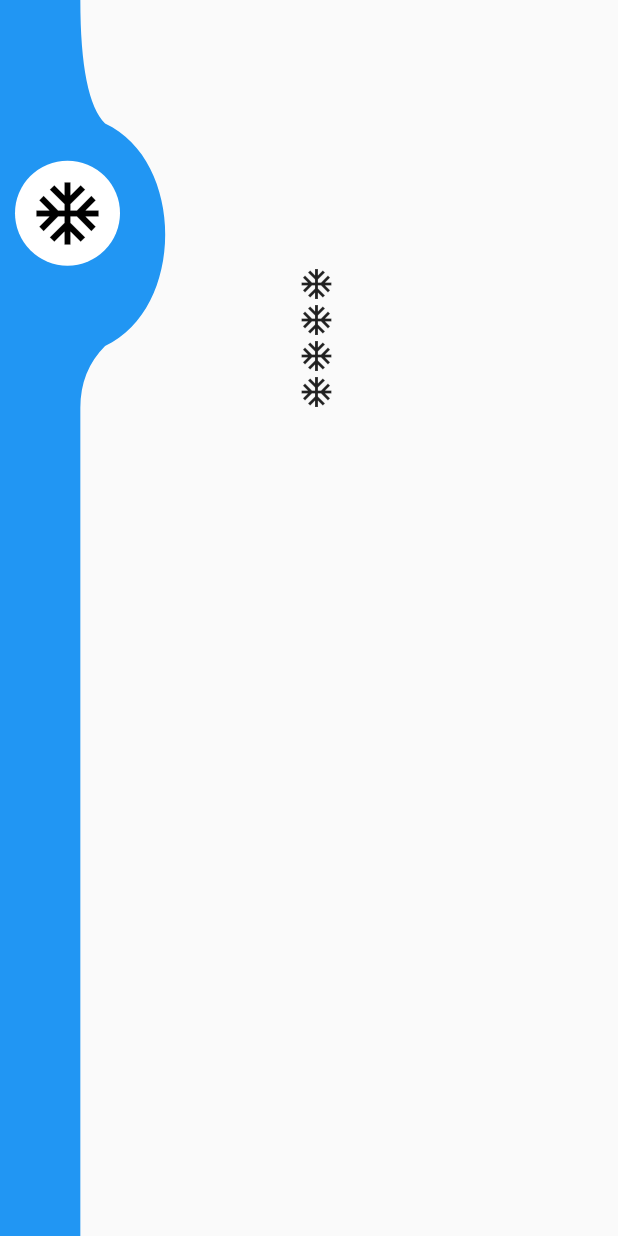
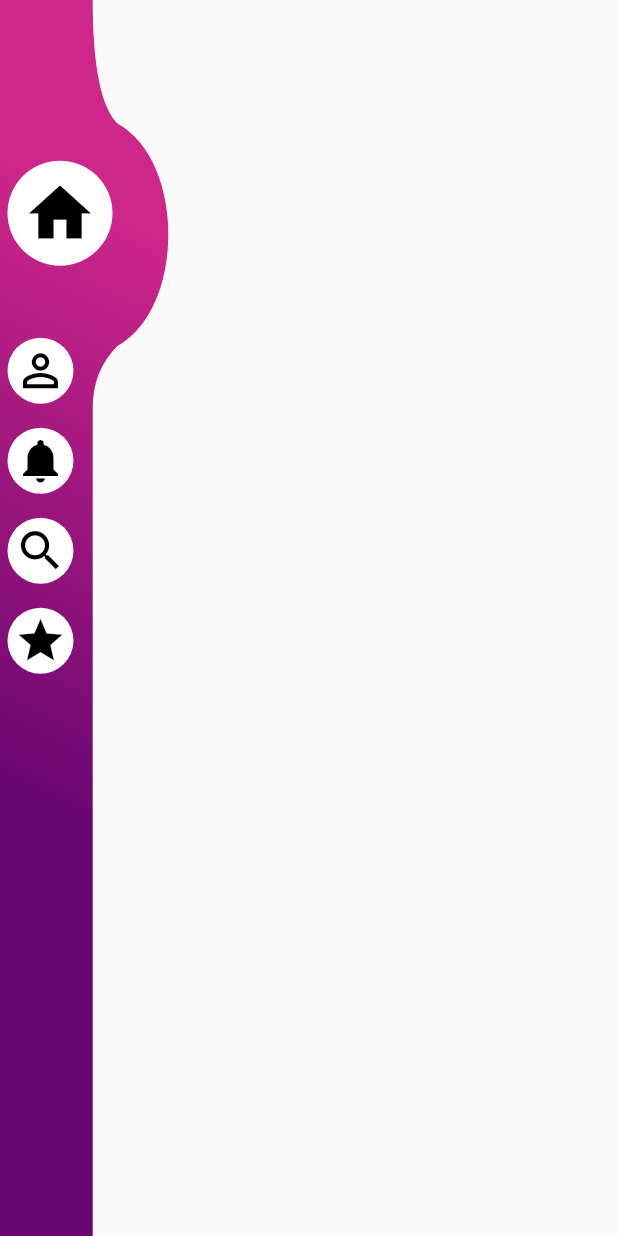
Before and after one commit to Arjupta/FlutterExamples, a Flutter app: the screen it shows after launch, on a phone screen of 412 x 824 dp. Run offline on Flutter 3.47's test engine with Material 2 defaults, Android fonts, the phone set to English and light mode, and no system bars; our stand-ins replace animated_text_kit, cloud_firestore, firebase_analytics, firebase_auth, firebase_core, flutter_spinkit and 5 more; accounts and stored records are empty.

Commit message:
Side Nav working correctly,to manage pushing screen

```diff
--- a/clip_path/lib/main.dart
+++ b/clip_path/lib/main.dart
@@ -1,3 +1,4 @@
+import 'package:clip_path/routing.dart';
 import 'package:flutter/material.dart';
 
 void main() {
@@ -24,6 +25,21 @@ class ColumnRectangle extends StatefulWidget {
 }
 
 class _ColumnRectangleState extends State<ColumnRectangle> {
+  List<SideNavRouteItem> screenList = [
+    SideNavRouteItem(icon: Icons.home, name: "Home"),
+    SideNavRouteItem(icon: Icons.person_outline, name: "Profile"),
+    SideNavRouteItem(icon: Icons.notifications, name: "Notification"),
+    SideNavRouteItem(icon: Icons.search, name: "Search"),
+    SideNavRouteItem(icon: Icons.star, name: "Favourite"),
+  ];
+  SideNavRouteItem selected;
+
+  @override
+  void initState() {
+    super.initState();
+    selected = screenList.first;
+  }
+
   @override
   Widget build(BuildContext context) {
     return Scaffold(
@@ -31,15 +47,13 @@ class _ColumnRectangleState extends State<ColumnRectangle> {
         child: Stack(
           children: [
             CustomPaint(
-              size: Size(
-                  double.infinity,
-                  double
-                      .infinity), //You can Replace this with your desired WIDTH and HEIGHT
+              size: Size(double.infinity, double.infinity),
               painter: SideNavPainter(),
             ),
             Container(
+              width: MediaQuery.of(context).size.width * 0.3,
               margin: EdgeInsets.only(
-                    top: MediaQuery.of(context).size.height * 0.13, left: 10),
+                  top: MediaQuery.of(context).size.height * 0.13, left: 5),
               child: Column(
                 crossAxisAlignment: CrossAxisAlignment.start,
                 children: [
@@ -47,22 +61,65 @@ class _ColumnRectangleState extends State<ColumnRectangle> {
                     backgroundColor: Colors.white,
                     radius: 35,
                     child: Icon(
-                        Icons.ac_unit,
+                      selected.icon,
                       size: 50,
                       color: Colors.black,
                     ),
                   ),
-                    Expanded(
+                  SizedBox(height: 40),
+                  Flexible(
                     child: ListView.builder(
                       itemBuilder: (context, index) {
-                          return Icon(Icons.ac_unit_outlined);
+                        if (selected.key != screenList.elementAt(index).key)
+                          return Padding(
+                            padding: EdgeInsets.symmetric(vertical: 8.0),
+                            child: Align(
+                              alignment: Alignment.centerLeft,
+                              child: NavBarTile(
+                                screen: screenList.elementAt(index),
+                                onTap: () {
+                                  selected = screenList.elementAt(index);
+                                  setState(() {});
                                 },
-                        itemCount: 4,
+                              ),
+                            ),
+                          );
+                        else
+                          return SizedBox();
+                      },
+                      itemCount: screenList.length,
+                    ),
+                  ),
+                ],
               ),
             )
           ],
-                ))
-          ],
+        ),
+      ),
+    );
+  }
+}
+
+class NavBarTile extends StatefulWidget {
+  final Function onTap;
+  final SideNavRouteItem screen;
+  NavBarTile({this.onTap, this.screen});
+  @override
+  _NavBarTileState createState() => _NavBarTileState();
+}
+
+class _NavBarTileState extends State<NavBarTile> {
+  @override
+  Widget build(BuildContext context) {
+    return CircleAvatar(
+      backgroundColor: Colors.white,
+      radius: 22,
+      child: InkWell(
+        onTap: widget.onTap,
+        child: Icon(
+          widget.screen.icon,
+          size: 35,
+          color: Colors.black,
         ),
       ),
     );
@@ -72,13 +129,22 @@ class _ColumnRectangleState extends State<ColumnRectangle> {
 class SideNavPainter extends CustomPainter {
   @override
   void paint(Canvas canvas, Size size) {
+    var rect = Offset.zero & size;
+
     Paint paint = new Paint()
-      ..color = Color.fromARGB(255, 33, 150, 243)
       ..style = PaintingStyle.fill
-      ..strokeWidth = 1;
-    double barWidth = size.width * 0.13;
+      ..shader = LinearGradient(
+        begin: Alignment.topRight,
+        end: Alignment.bottomLeft,
+        stops: [0.3, 0.7],
+        colors: [
+          Color.fromRGBO(207, 38, 138, 1),
+          Color.fromRGBO(107, 7, 114, 1),
+        ],
+      ).createShader(rect);
+    double barWidth = size.width * 0.15;
     double curveWidth = size.width * 0.30;
-    double bezierWidth = size.width * 0.17;
+    double bezierWidth = size.width * 0.19;
     double curveHeight = size.height * 0.19;
     Path path = Path();
     path.lineTo(0, size.height);
--- /dev/null
+++ b/clip_path/lib/routing.dart
@@ -0,0 +1,18 @@
+import 'package:flutter/material.dart';
+
+class SideNavRouteItem {
+  Key key;
+  String name;
+  IconData icon;
+  SideNavRouteItem({this.name, this.icon}) {
+    this.key = Key(name);
+  }
+}
+
+// List<SideNavRouteItem> screenList = [
+//   SideNavRouteItem(name: "Home", isSelected: false),
+//   SideNavRouteItem(name: "Profile", isSelected: false),
+//   SideNavRouteItem(name: "Notification", isSelected: false),
+//   SideNavRouteItem(name: "Search", isSelected: false),
+//   SideNavRouteItem(name: "Favourite", isSelected: false),
+// ];
```
Lines whose indentation alone changed are shown as unchanged.
